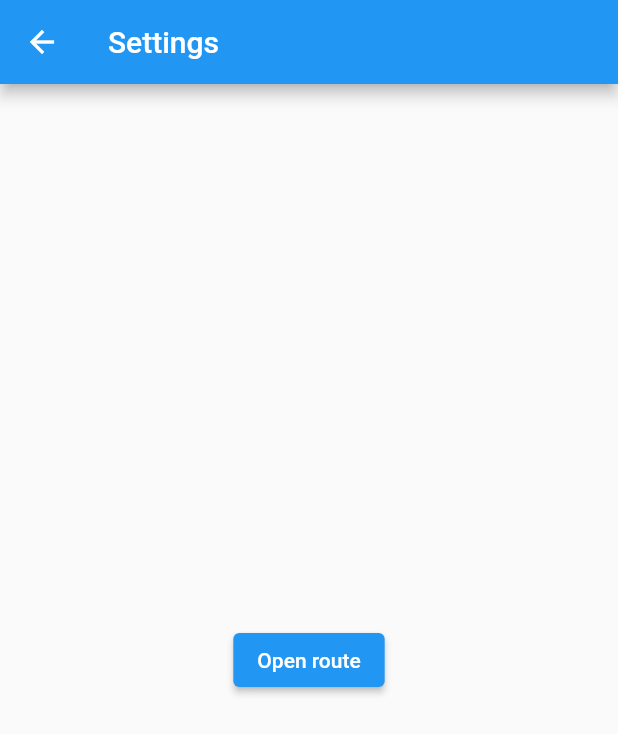
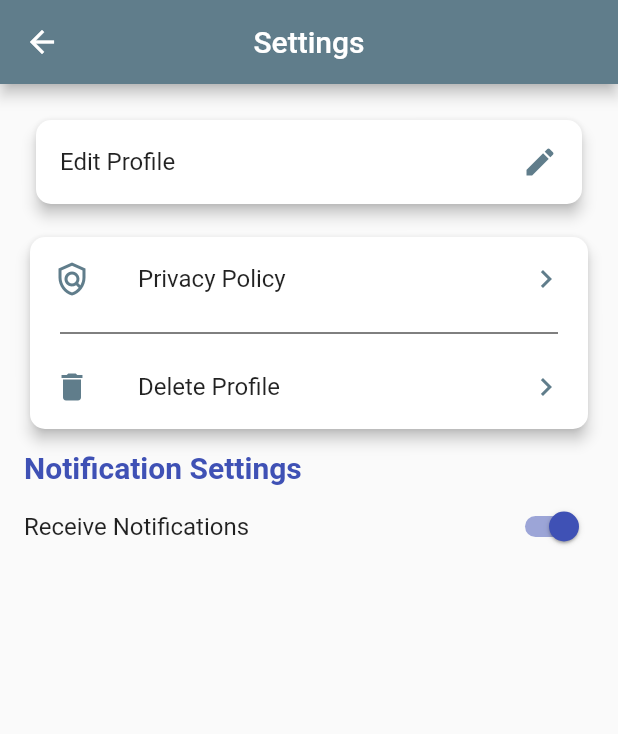
Before and after one commit to YerryPerez/Capstone_Project, a Flutter app: the Settings screen opened directly, on a phone screen of 412 x 824 dp. Shown: the top 734 px of the screen. Run offline on Flutter 3.47's test engine with Material 2 defaults, Android fonts, the phone set to English and light mode, and no system bars; our stand-ins replace bloc, cloud_firestore, equatable, eva_icons_flutter, extended_image, file_picker and 9 more; accounts and stored records are empty.

Commit message:
Designing Settings Page for privacy policy, delete profile, and edit profile

```diff
--- a/lib/ui/pages/settings.dart
+++ b/lib/ui/pages/settings.dart
@@ -1,20 +1,85 @@
 import 'package:flutter/cupertino.dart';
 import 'package:flutter/material.dart';
+import 'package:flutter_test2/ui/constants.dart';
 
 class Settings extends StatelessWidget {
   @override
   Widget build(BuildContext context) {
     return Scaffold(
       appBar: AppBar(
-        title: Text('Settings'),
+        backgroundColor: backgroundColor,
+        centerTitle: true,
+        title: Text('Settings'
+        ),
       ),
-      body: Center(
-        child: ElevatedButton(
-          child: Text('Open route'),
-          onPressed: () {
-            // Navigate to second route when tapped.
-            Navigator.pop(context);
-          },
+      body: SingleChildScrollView(
+        padding: const EdgeInsets.all(16.0),
+        child: Column(
+          crossAxisAlignment: CrossAxisAlignment.start,
+          children: <Widget>[
+            Card(
+              elevation: 4.0,
+              shape: RoundedRectangleBorder(borderRadius: BorderRadius.circular(10.0)),
+              margin: const EdgeInsets.all(8.0),
+              child: ListTile(
+                onTap: (){
+                  //open edit profile
+                },
+                title: Text("Edit Profile") ,
+                trailing: Icon(Icons.edit,color: backgroundColor,) ,
+              ),
+            ),
+            const SizedBox(height: 10.0,),
+            Card(
+              elevation: 4.0,
+              shape: RoundedRectangleBorder(borderRadius: BorderRadius.circular(10.0)),
+           child: Column(
+             children: <Widget>[
+
+               ListTile(
+                 leading: Icon(Icons.policy_outlined, color: backgroundColor,),
+                 title: Text("Privacy Policy"),
+                 trailing: Icon(Icons.keyboard_arrow_right,color: backgroundColor,),
+                   onTap:(){
+                   //open privacy policy
+                   }
+
+               ),
+                Divider(
+                  color: Colors.black,
+                  indent: 20,
+                  endIndent: 20,
+                ),
+               ListTile(
+                   leading: Icon(Icons.delete, color: backgroundColor,),
+                   title: Text("Delete Profile"),
+                   trailing: Icon(Icons.keyboard_arrow_right,color: backgroundColor,),
+                   onTap:(){
+                     //open privacy policy
+                   }
+
+               ),
+             ],
+
+            ),
+            ),
+            const SizedBox(height: 10.0),
+            Text("Notification Settings", style: TextStyle(
+              fontSize: 20.0,
+              fontWeight: FontWeight.bold,
+              color: Colors.indigo,
+            ),
+            ),
+            SwitchListTile(value: true,
+            activeColor: Colors.indigo,
+            contentPadding: const EdgeInsets.all(0),
+            title: Text("Receive Notifications"),
+              onChanged: (val){
+              // flip
+              },
+            ),
+          ],
+
         ),
       ),
     );
```
